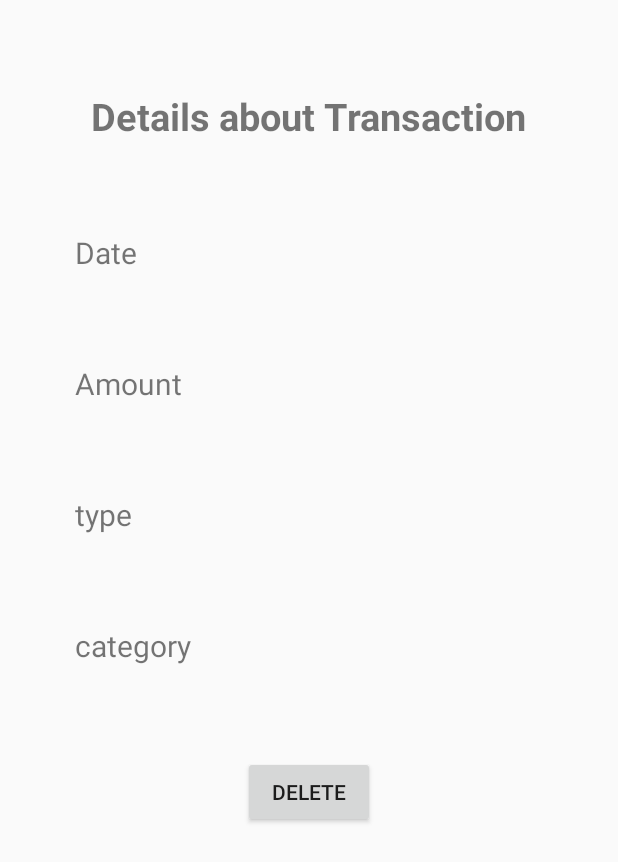
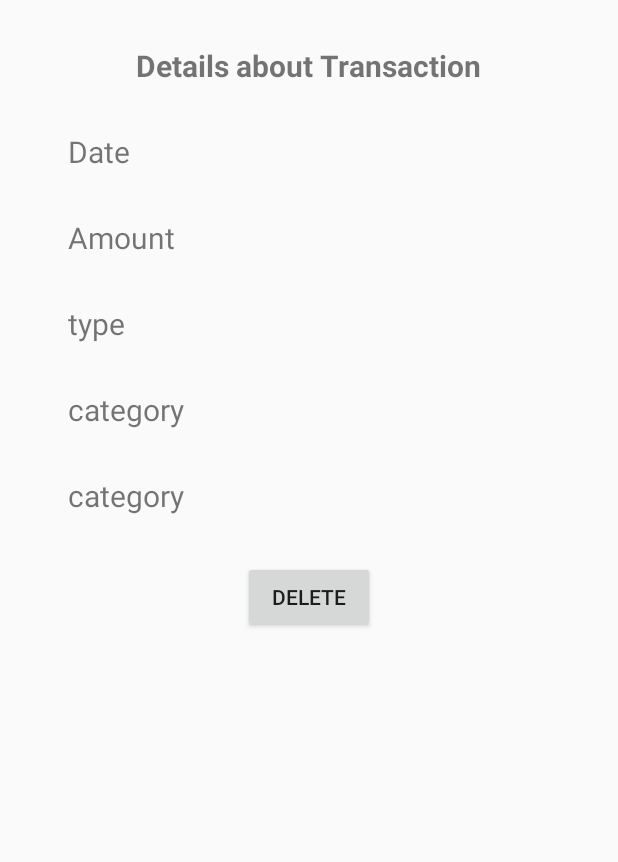
Before and after one commit to v3nkyc0d3z/ISEE2020_SHMoney, an Android app: the layout activity_transaction_details.xml on its own in the app's theme, with its tools: preview values and no code run, on a phone screen of 412 x 824 dp. Shown: the top 862 px of the screen. Run offline under Robolectric (Android 15) with nearby library versions, the phone set to English and light mode, and no system bars.

Commit message:
Commit 4 - Transaction Details popup implementation, Changed Amount to Float Datatype

```diff
--- a/app/src/main/AndroidManifest.xml
+++ b/app/src/main/AndroidManifest.xml
@@ -13,7 +13,8 @@
         <activity android:name=".Neon" />
         <activity android:name=".security_setting" />
         <activity android:name=".currency" />
-        <activity android:name=".TransactionDetails" />
+        <activity android:name=".TransactionDetails"
+            android:theme="@style/AppTheme.PopUpWindow"/>
         <activity android:name=".TransactionSummary" />
         <activity android:name=".TransactionForm" />
         <activity android:name=".MainActivity">
--- a/app/src/main/java/com/example/strawhats/IncomeForm.java
+++ b/app/src/main/java/com/example/strawhats/IncomeForm.java
@@ -77,7 +77,7 @@ public class IncomeForm extends AppCompatActivity {
             public void onClick(View v) {
                 String date = DisplayDate.getText().toString();
                 String amount = etAmount.getText().toString();
-                int amt = Integer.parseInt(amount);
+                Float amt = Float.parseFloat(amount);
                 String comment = etComment.getText().toString();
                 if(amount.length() == 0){
                     toastMessage("Amount should not be empty");
@@ -90,7 +90,7 @@ public class IncomeForm extends AppCompatActivity {
         });
 
     }
-       public void addData(String date, int amount, String mode, String category, String comments){
+       public void addData(String date, Float amount, String mode, String category, String comments){
         boolean insertData = mDatabaseHelper.addTransaction(date,amount,"NA","NA",comments,"Income");
         if (insertData){
             toastMessage("Data Inserted");
--- a/app/src/main/java/com/example/strawhats/TransactionForm.java
+++ b/app/src/main/java/com/example/strawhats/TransactionForm.java
@@ -100,7 +100,7 @@ public class TransactionForm extends AppCompatActivity {
             public void onClick(View v) {
                 String date = DisplayDate.getText().toString();
                 String amount = etAmount.getText().toString();
-                int amt = Integer.parseInt(amount);
+                Float amt = Float.parseFloat(amount);
                 String mode = ModeSelect.getSelectedItem().toString();
                 String comment = etComment.getText().toString();
                 if(amount.length() == 0){
@@ -123,7 +123,7 @@ public class TransactionForm extends AppCompatActivity {
         mCategoryList.add(new CategoryItem("Rental",R.drawable.ic_home_category));
         mCategoryList.add(new CategoryItem("Hospital",R.drawable.ic_hospital_category));
     }
-    public void addData(String date, int amount, String mode, String category, String comments){
+    public void addData(String date, Float amount, String mode, String category, String comments){
         boolean insertData = mDatabaseHelper.addTransaction(date,amount,mode,category,comments,"expense");
         if (insertData){
             toastMessage("Data Inserted");
--- a/app/src/main/res/layout/activity_income_form.xml
+++ b/app/src/main/res/layout/activity_income_form.xml
@@ -30,7 +30,7 @@
         android:layout_marginBottom="45dp"
         android:hint="Amount Recieved"
         android:importantForAutofill="no"
-        android:inputType="number" />
+        android:inputType="numberDecimal" />
 
     <EditText
         android:id="@+id/etTransactionComment"
--- a/app/src/main/res/layout/activity_transaction_details.xml
+++ b/app/src/main/res/layout/activity_transaction_details.xml
@@ -11,52 +11,61 @@
         android:layout_height="wrap_content"
         android:text="Details about Transaction"
         android:layout_centerHorizontal="true"
-        android:layout_marginTop="60dp"
-        android:textSize="25dp"
+        android:layout_marginTop="30dp"
+        android:textSize="20dp"
         android:textStyle="bold"/>
     <TextView
-        android:id="@+id/tvTdate"
+        android:id="@+id/tvT1"
         android:layout_width="wrap_content"
         android:layout_height="wrap_content"
         android:layout_below="@+id/tvTid"
         android:text="Date"
-        android:layout_marginLeft="50dp"
-        android:layout_marginTop="60dp"
+        android:layout_marginLeft="45dp"
+        android:layout_marginTop="30sp"
         android:textSize="20dp"/>
     <TextView
-        android:id="@+id/tvTamount"
+        android:id="@+id/tvT2"
         android:layout_width="wrap_content"
         android:layout_height="wrap_content"
-        android:layout_below="@+id/tvTdate"
+        android:layout_below="@+id/tvT1"
         android:text="Amount"
-        android:layout_marginLeft="50dp"
-        android:layout_marginTop="60dp"
+        android:layout_marginLeft="45dp"
+        android:layout_marginTop="30dp"
         android:textSize="20dp"/>
     <TextView
-        android:id="@+id/tvTtype"
+        android:id="@+id/tvT3"
         android:layout_width="wrap_content"
         android:layout_height="wrap_content"
-        android:layout_below="@+id/tvTamount"
+        android:layout_below="@+id/tvT2"
         android:text="type"
-        android:layout_marginLeft="50dp"
-        android:layout_marginTop="60dp"
+        android:layout_marginLeft="45dp"
+        android:layout_marginTop="30dp"
         android:textSize="20dp"/>
     <TextView
-        android:id="@+id/tvTcategory"
+        android:id="@+id/tvT4"
         android:layout_width="wrap_content"
         android:layout_height="wrap_content"
-        android:layout_below="@+id/tvTtype"
+        android:layout_below="@+id/tvT3"
         android:text="category"
-        android:layout_marginLeft="50dp"
-        android:layout_marginTop="60dp"
+        android:layout_marginLeft="45dp"
+        android:layout_marginTop="30dp"
+        android:textSize="20dp"/>
+    <TextView
+        android:id="@+id/tvT5"
+        android:layout_width="wrap_content"
+        android:layout_height="wrap_content"
+        android:layout_below="@+id/tvT4"
+        android:text="category"
+        android:layout_marginLeft="45dp"
+        android:layout_marginTop="30dp"
         android:textSize="20dp"/>
     <Button
         android:id="@+id/btnTdelete"
         android:layout_width="wrap_content"
         android:layout_height="wrap_content"
         android:layout_centerHorizontal="true"
-        android:layout_below="@+id/tvTcategory"
-        android:layout_marginTop="60dp"
+        android:layout_below="@+id/tvT5"
+        android:layout_marginTop="30dp"
         android:text="Delete"/>
 
 </RelativeLayout>
--- a/app/src/main/res/layout/activity_transaction_form.xml
+++ b/app/src/main/res/layout/activity_transaction_form.xml
@@ -31,7 +31,7 @@
         android:layout_marginBottom="45dp"
         android:hint="@string/amount_spent"
         android:importantForAutofill="no"
-        android:inputType="number" />
+        android:inputType="numberDecimal" />
 
     <Spinner
         android:id="@+id/PaymentType"
--- a/app/src/main/res/layout/activity_transaction_summary.xml
+++ b/app/src/main/res/layout/activity_transaction_summary.xml
@@ -12,7 +12,8 @@
         android:layout_centerHorizontal="true"
         android:hint="comment"
         android:layout_marginTop="30sp"
-        android:layout_marginLeft="20sp"/>
+        android:layout_marginLeft="20sp"
+        android:inputType="none"/>
     <Spinner
         android:id="@+id/spModeFilter"
         android:layout_width="wrap_content"
--- a/app/src/main/res/values/styles.xml
+++ b/app/src/main/res/values/styles.xml
@@ -12,6 +12,10 @@
         <item name="windowActionBar">false</item>
         <item name="windowNoTitle">true</item>
     </style>
+    <style name="AppTheme.PopUpWindow">
+        <item name="android:windowIsTranslucent">true</item>
+        <item name="android:windowCloseOnTouchOutside">true</item>
+    </style>
 
     <style name="AppTheme.AppBarOverlay" parent="ThemeOverlay.AppCompat.Dark.ActionBar" />
 
```
Also changed, not shown: app/src/main/java/com/example/strawhats/TransactionDatabaseHelper.java (+12 -2 lines), app/src/main/java/com/example/strawhats/TransactionDetails.java (+53 -9 lines), app/src/main/java/com/example/strawhats/TransactionSummary.java (+14 -2 lines).
